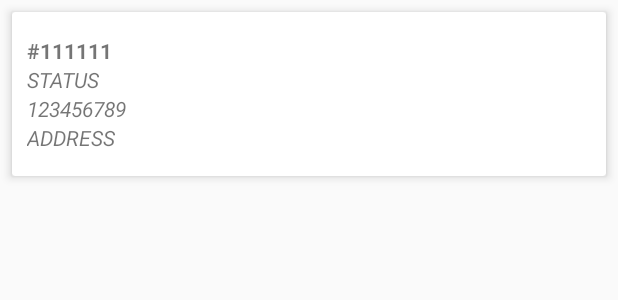
After one commit to lucasdasilvac/android-virtual-store-server, an Android app: the layout order_layout.xml on its own in the app's theme, with its tools: preview values and no code run, on a phone screen of 412 x 824 dp. The commit adds this screen. Shown: the top 300 px of the screen. Run offline under Robolectric (Android 15) with nearby library versions, the phone set to English and light mode, and no system bars.

Commit message:
add service and order management

```diff
--- a/app/build.gradle
+++ b/app/build.gradle
@@ -28,6 +28,7 @@ dependencies {
     androidTestImplementation 'com.android.support.test:runner:1.0.2'
     androidTestImplementation 'com.android.support.test.espresso:espresso-core:3.0.2'
 
+    implementation 'com.jaredrummler:material-spinner:1.1.0'
     implementation 'com.github.mancj:MaterialSearchBar:0.7.1'
     implementation 'com.google.firebase:firebase-storage:17.0.0'
     implementation 'com.google.firebase:firebase-auth:17.0.0'
--- a/app/src/main/java/lucasdasilvac/dev/androidvirtualstoreserver/Home.java
+++ b/app/src/main/java/lucasdasilvac/dev/androidvirtualstoreserver/Home.java
@@ -294,7 +294,10 @@ public class Home extends AppCompatActivity
         // Handle navigation view item clicks here.
         int id = item.getItemId();
 
-
+        if(id == R.id.nav_orders) {
+            Intent orders = new Intent(Home.this, OrderStatus.class);
+            startActivity(orders);
+        }
 
         DrawerLayout drawer = findViewById(R.id.drawer_layout);
         drawer.closeDrawer(GravityCompat.START);
--- a/app/src/main/res/layout/add_new_product_layout.xml
+++ b/app/src/main/res/layout/add_new_product_layout.xml
@@ -25,7 +25,7 @@
 
         <EditText
             android:id="@+id/edtDescription"
-            android:hint="Description"
+            android:hint="Descrição"
             android:layout_width="match_parent"
             android:layout_height="wrap_content"
             android:textColorHint="@color/colorPrimary"
@@ -35,7 +35,7 @@
 
         <EditText
             android:id="@+id/edtPrice"
-            android:hint="Price"
+            android:hint="Preço"
             android:layout_width="match_parent"
             android:layout_height="wrap_content"
             android:textColorHint="@color/colorPrimary"
@@ -45,7 +45,7 @@
 
         <EditText
             android:id="@+id/edtDiscount"
-            android:hint="Discount"
+            android:hint="Desconto"
             android:layout_width="match_parent"
             android:layout_height="wrap_content"
             android:textColorHint="@color/colorPrimary"
--- /dev/null
+++ b/app/src/main/res/layout/order_layout.xml
@@ -0,0 +1,80 @@
+<?xml version="1.0" encoding="utf-8"?>
+<android.support.v7.widget.CardView
+    xmlns:android="http://schemas.android.com/apk/res/android"
+    xmlns:app="http://schemas.android.com/apk/res-auto"
+    android:layout_width="match_parent"
+    android:layout_height="wrap_content"
+    android:layout_margin="8dp"
+    app:cardElevation="4dp"
+    >
+
+    <LinearLayout
+        android:layout_marginTop="16dp"
+        android:layout_marginBottom="16dp"
+        android:orientation="horizontal"
+        android:layout_gravity="center_vertical"
+        android:layout_width="match_parent"
+        android:layout_height="wrap_content"
+
+        >
+
+        <LinearLayout
+            android:orientation="vertical"
+            android:layout_weight="9"
+            android:layout_width="0dp"
+            android:layout_height="wrap_content">
+
+            <TextView
+                android:id="@+id/order_id"
+                android:layout_marginLeft="10dp"
+                android:gravity="center_vertical|start"
+                android:textAllCaps="true"
+                android:textStyle="bold"
+                android:text="#111111"
+                android:layout_width="wrap_content"
+                android:layout_height="wrap_content"
+
+                />
+
+            <TextView
+                android:id="@+id/order_status"
+                android:layout_marginLeft="10dp"
+                android:gravity="center_vertical|start"
+                android:textAllCaps="true"
+                android:textStyle="italic"
+                android:text="Status"
+                android:layout_width="wrap_content"
+                android:layout_height="wrap_content"
+
+                />
+
+            <TextView
+                android:id="@+id/order_phone"
+                android:layout_marginLeft="10dp"
+                android:gravity="center_vertical|start"
+                android:textAllCaps="true"
+                android:textStyle="italic"
+                android:text="123456789"
+                android:layout_width="wrap_content"
+                android:layout_height="wrap_content"
+
+                />
+
+            <TextView
+                android:id="@+id/order_address"
+                android:layout_marginLeft="10dp"
+                android:gravity="center_vertical|start"
+                android:textAllCaps="true"
+                android:textStyle="italic"
+                android:text="Address"
+                android:layout_width="wrap_content"
+                android:layout_height="wrap_content"
+
+                />
+
+
+        </LinearLayout>
+
+    </LinearLayout>
+
+</android.support.v7.widget.CardView>
```
Also changed, not shown: app/src/main/AndroidManifest.xml (+3 -4 lines), app/src/main/java/lucasdasilvac/dev/androidvirtualstoreserver/Common/Common.java (+9 -0 lines), app/src/main/java/lucasdasilvac/dev/androidvirtualstoreserver/Model/Order.java (added, +60 -0 lines), app/src/main/java/lucasdasilvac/dev/androidvirtualstoreserver/Model/Request.java (added, +72 -0 lines), app/src/main/java/lucasdasilvac/dev/androidvirtualstoreserver/OrderStatus.java (added, +127 -0 lines), app/src/main/java/lucasdasilvac/dev/androidvirtualstoreserver/ViewHolder/OrderViewHolder.java (added, +46 -0 lines), app/src/main/res/layout/activity_order_status.xml (added, +19 -0 lines), app/src/main/res/layout/update_order_layout.xml (added, +17 -0 lines).
